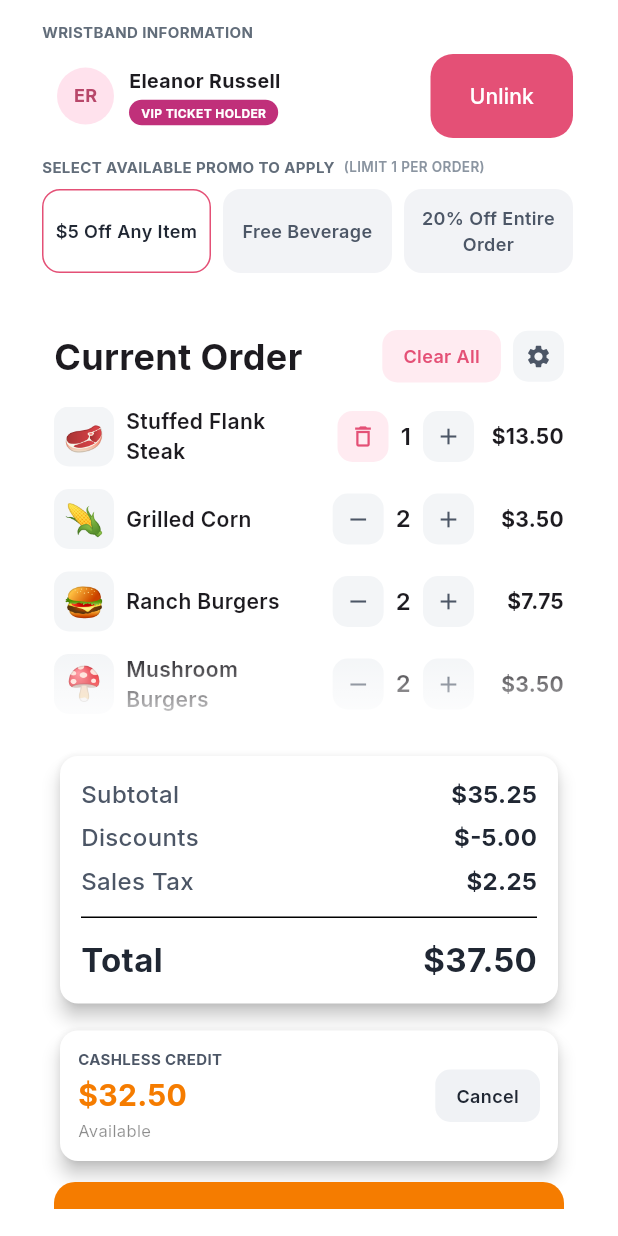
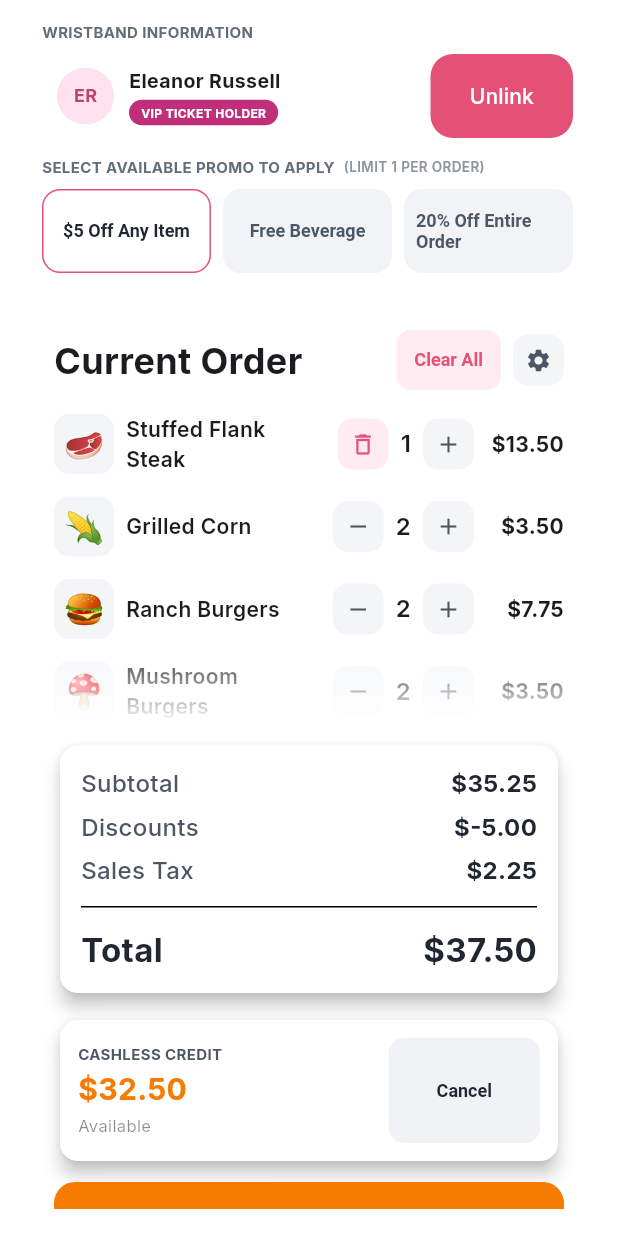
Before and after one commit to SignsMatt/pointofsale_layout, a Flutter app: the screen it shows after launch, scrolled down 576 dp, on a phone screen of 412 x 824 dp. Run offline on Flutter 3.47's test engine with Material 3 defaults, Android fonts, the phone set to English and light mode, and no system bars; our stand-ins replace google_fonts.

Commit message:
Button adjustments for simpler code

```diff
--- a/lib/widgets/bottom_action_bar.dart
+++ b/lib/widgets/bottom_action_bar.dart
@@ -1,5 +1,20 @@
 import 'package:flutter/material.dart';
 import 'package:pointofsale_layout/theme/app_colors.dart';
+
+final _promoButtonStyle = FilledButton.styleFrom(
+  backgroundColor: AppColors.promoSurface,
+  foregroundColor: AppColors.inkMuted,
+  minimumSize: const Size.fromHeight(56),
+  padding: const EdgeInsets.symmetric(horizontal: 8),
+  textStyle: const TextStyle(fontWeight: FontWeight.w600, fontSize: 12),
+  shape: RoundedRectangleBorder(borderRadius: BorderRadius.circular(12)),
+);
+
+final _selectedPromoButtonStyle = _promoButtonStyle.copyWith(
+  backgroundColor: const WidgetStatePropertyAll(AppColors.white),
+  foregroundColor: const WidgetStatePropertyAll(AppColors.inkStrong),
+  side: const WidgetStatePropertyAll(BorderSide(color: AppColors.danger)),
+);
 
 class BottomActionBar extends StatelessWidget {
   const BottomActionBar({super.key});
@@ -183,52 +198,31 @@ class _PromoSection extends StatelessWidget {
         ),
         Row(
           spacing: 8,
-          children: const [
+          children: [
             Expanded(
-              child: _PromoButton(label: '\$5 Off Any Item', selected: true),
+              child: FilledButton(
+                style: _selectedPromoButtonStyle,
+                onPressed: () {},
+                child: const Text('\$5 Off Any Item'),
+              ),
             ),
-            Expanded(child: _PromoButton(label: 'Free Beverage')),
-            Expanded(child: _PromoButton(label: '20% Off Entire Order')),
+            Expanded(
+              child: FilledButton(
+                style: _promoButtonStyle,
+                onPressed: () {},
+                child: const Text('Free Beverage'),
+              ),
+            ),
+            Expanded(
+              child: FilledButton(
+                style: _promoButtonStyle,
+                onPressed: () {},
+                child: const Text('20% Off Entire Order'),
+              ),
+            ),
           ],
         ),
       ],
     );
   }
 }
-
-class _PromoButton extends StatelessWidget {
-  const _PromoButton({required this.label, this.selected = false});
-
-  final String label;
-  final bool selected;
-
-  @override
-  Widget build(BuildContext context) {
-    return DecoratedBox(
-      decoration: BoxDecoration(
-        color: selected ? AppColors.white : AppColors.promoSurface,
-        borderRadius: BorderRadius.circular(12),
-        border: Border.all(
-          color: selected ? AppColors.danger : Colors.transparent,
-        ),
-      ),
-      child: SizedBox(
-        height: 56,
-        child: Center(
-          child: Padding(
-            padding: const EdgeInsets.symmetric(horizontal: 8),
-            child: Text(
-              label,
-              textAlign: TextAlign.center,
-              style: TextStyle(
-                fontWeight: FontWeight.w600,
-                fontSize: 12,
-                color: selected ? AppColors.inkStrong : AppColors.inkMuted,
-              ),
-            ),
-          ),
-        ),
-      ),
-    );
-  }
-}
--- a/lib/widgets/current_order_panel.dart
+++ b/lib/widgets/current_order_panel.dart
@@ -1,5 +1,18 @@
 import 'package:flutter/material.dart';
 import 'package:pointofsale_layout/theme/app_colors.dart';
+
+final _tagButtonStyle = TextButton.styleFrom(
+  backgroundColor: AppColors.subduedSurface,
+  foregroundColor: AppColors.inkStrong,
+  tapTargetSize: MaterialTapTargetSize.shrinkWrap,
+  textStyle: const TextStyle(fontWeight: FontWeight.w600, fontSize: 12),
+  shape: RoundedRectangleBorder(borderRadius: BorderRadius.circular(10)),
+);
+
+final _dangerTagButtonStyle = _tagButtonStyle.copyWith(
+  backgroundColor: const WidgetStatePropertyAll(AppColors.dangerSurface),
+  foregroundColor: const WidgetStatePropertyAll(AppColors.danger),
+);
 
 class CurrentOrderPanel extends StatelessWidget {
   const CurrentOrderPanel({super.key});
@@ -60,10 +73,10 @@ class CurrentOrderPanel extends StatelessWidget {
                     style: TextStyle(fontSize: 24, fontWeight: FontWeight.w700),
                   ),
                 ),
-                _FlatTagButton(
-                  label: 'Clear All',
-                  foreground: AppColors.danger,
-                  background: AppColors.dangerSurface,
+                TextButton(
+                  style: _dangerTagButtonStyle,
+                  onPressed: () {},
+                  child: const Text('Clear All'),
                 ),
                 _CircleIconButton(icon: Icons.settings, onPressed: () {}),
               ],
@@ -318,41 +331,18 @@ class _CashlessCreditCard extends StatelessWidget {
                 ],
               ),
             ),
-            _FlatTagButton(label: 'Cancel'),
+            TextButton(
+              style: _tagButtonStyle,
+              onPressed: () {},
+              child: Padding(
+                padding: const EdgeInsets.symmetric(
+                  horizontal: 20,
+                  vertical: 20,
+                ),
+                child: const Text('Cancel'),
+              ),
+            ),
           ],
-        ),
-      ),
-    );
-  }
-}
-
-class _FlatTagButton extends StatelessWidget {
-  const _FlatTagButton({
-    required this.label,
-    this.foreground = AppColors.inkStrong,
-    this.background = AppColors.subduedSurface,
-  });
-
-  final String label;
-  final Color foreground;
-  final Color background;
-
-  @override
-  Widget build(BuildContext context) {
-    return DecoratedBox(
-      decoration: BoxDecoration(
-        color: background,
-        borderRadius: BorderRadius.circular(10),
-      ),
-      child: Padding(
-        padding: const EdgeInsets.symmetric(horizontal: 14, vertical: 9),
-        child: Text(
-          label,
-          style: TextStyle(
-            fontWeight: FontWeight.w600,
-            color: foreground,
-            fontSize: 12,
-          ),
         ),
       ),
     );
```
